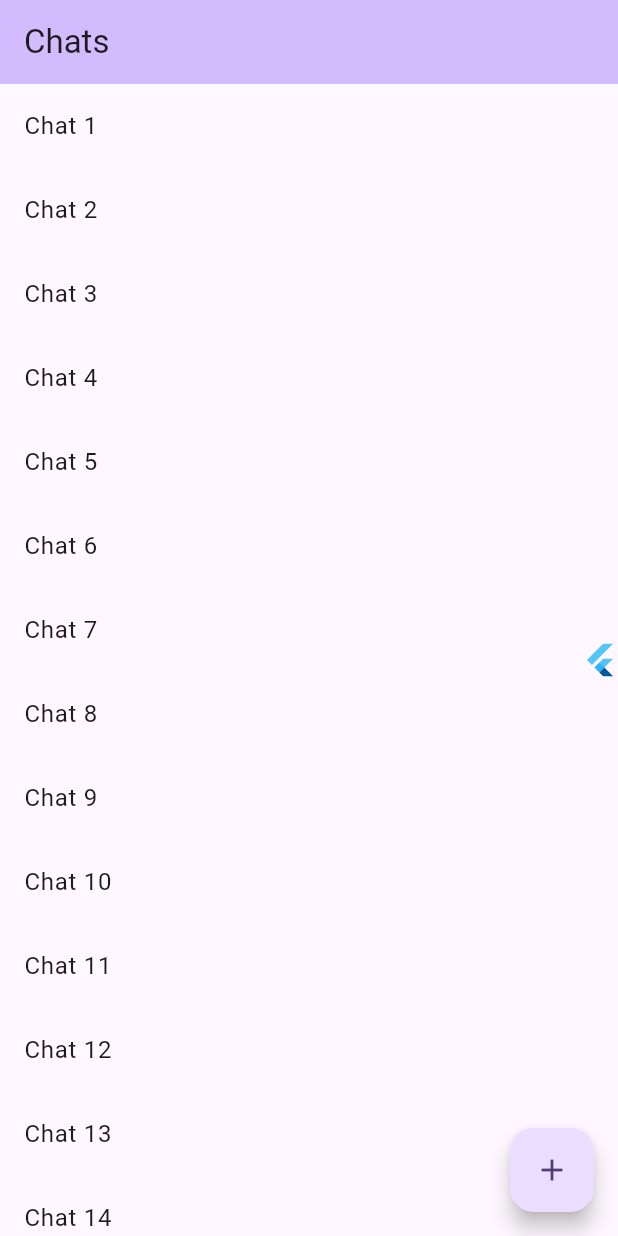
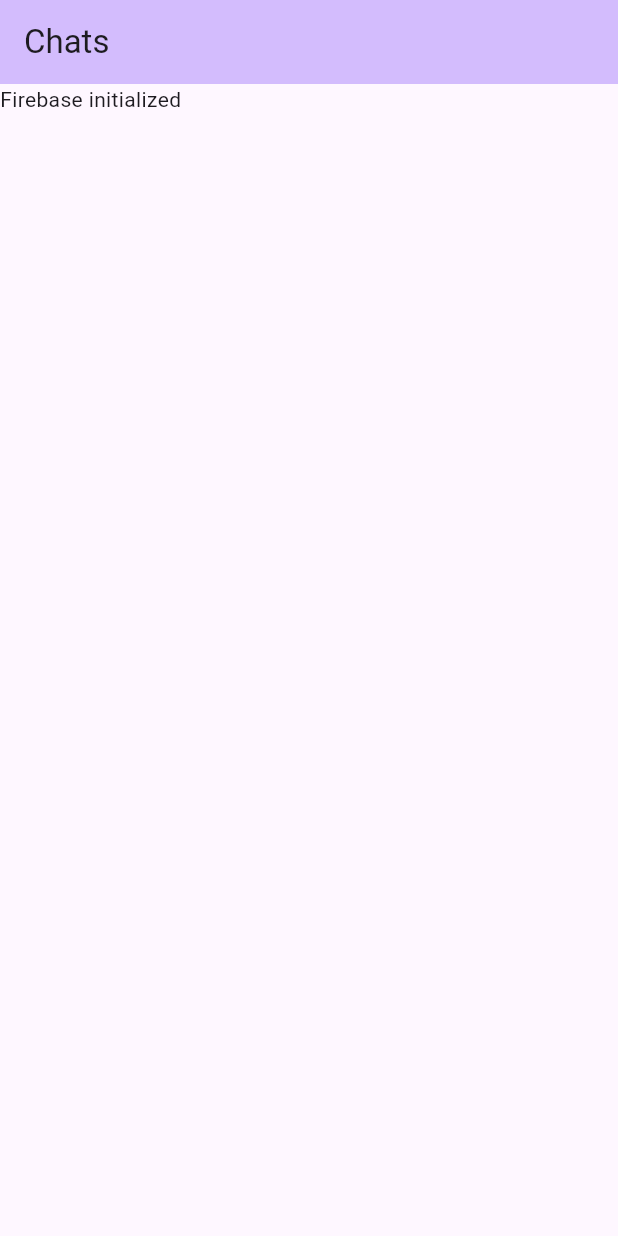
Before and after one commit to dim4ru/dmsg, a Flutter app: the screen it shows after launch, on a phone screen of 412 x 824 dp. Run offline on Flutter 3.47's test engine with Material 3 defaults, Android fonts, the light colour scheme and no system bars; our stand-ins replace firebase_core; accounts and stored records are empty.

Commit message:
firebase database added

```diff
--- a/lib/main.dart
+++ b/lib/main.dart
@@ -5,10 +5,10 @@ void main() async {
   WidgetsFlutterBinding.ensureInitialized();
   await Firebase.initializeApp(
       options: FirebaseOptions(
-          apiKey: "",
-          appId: "",
-          messagingSenderId: "",
-          projectId: "")
+          apiKey: "AIzaSyC6q8fLmuYyo38HaLiNDjcB7KshbS1D0rc",
+          appId: "1:226975447509:web:24ef0da7a7ca85c684255c",
+          messagingSenderId: "226975447509",
+          projectId: "dmsg-1d1c5")
   );
 
   runApp(const MyApp());
@@ -77,7 +77,7 @@ class _MyHomePageState extends State<MyHomePage> {
       _counter++;
     });
   }
-
+  final Future<FirebaseApp> _fApp = Firebase.initializeApp();
   @override
   Widget build(BuildContext context) {
     // This method is rerun every time setState is called, for instance as done
@@ -96,27 +96,35 @@ class _MyHomePageState extends State<MyHomePage> {
         // the App.build method, and use it to set our appbar title.
         title: Text(widget.title),
       ),
-      body: Row(
-        mainAxisAlignment: MainAxisAlignment.spaceBetween,
-        children: <Widget>[
-          Expanded(
-            child: ListView.builder(
-              itemCount: 20,
-              itemBuilder: (context, index) {
-                return ListTile(
-                  title: Text('Chat ${index + 1}'),
-                );
-              },
-            ),
-          ),
-          const FlutterLogo(),
-        ],
-      ),
-      floatingActionButton: FloatingActionButton(
-        onPressed: _incrementCounter,
-        tooltip: 'Increment',
-        child: const Icon(Icons.add),
-      ), // This trailing comma makes auto-formatting nicer for build methods.
+      body:
+          FutureBuilder(
+            future: _fApp,
+            builder: (context, snapshot) {
+              if (snapshot.hasError) {
+                return Text("Error");
+              } else if (snapshot.hasData) {
+                return Text("Firebase initialized");
+              } else {
+                return CircularProgressIndicator();
+              }
+            },
+          )
+      // Row(
+      //   mainAxisAlignment: MainAxisAlignment.spaceBetween,
+      //   children: <Widget>[
+      //     Expanded(
+      //       child: ListView.builder(
+      //         itemCount: 20,
+      //         itemBuilder: (context, index) {
+      //           return ListTile(
+      //             title: Text('Chat ${index + 1}'),
+      //           );
+      //         },
+      //       ),
+      //     ),
+      //     const FlutterLogo(),
+      //   ],
+      // ),
     );
   }
 }
--- a/pubspec.yaml
+++ b/pubspec.yaml
@@ -37,6 +37,7 @@ dependencies:
   cupertino_icons: ^1.0.2
   get: ^4.6.6
   firebase_core: ^2.25.5
+  firebase_database: ^10.4.9
 
 dev_dependencies:
   flutter_test:
```
Also changed, not shown: pubspec.lock.
